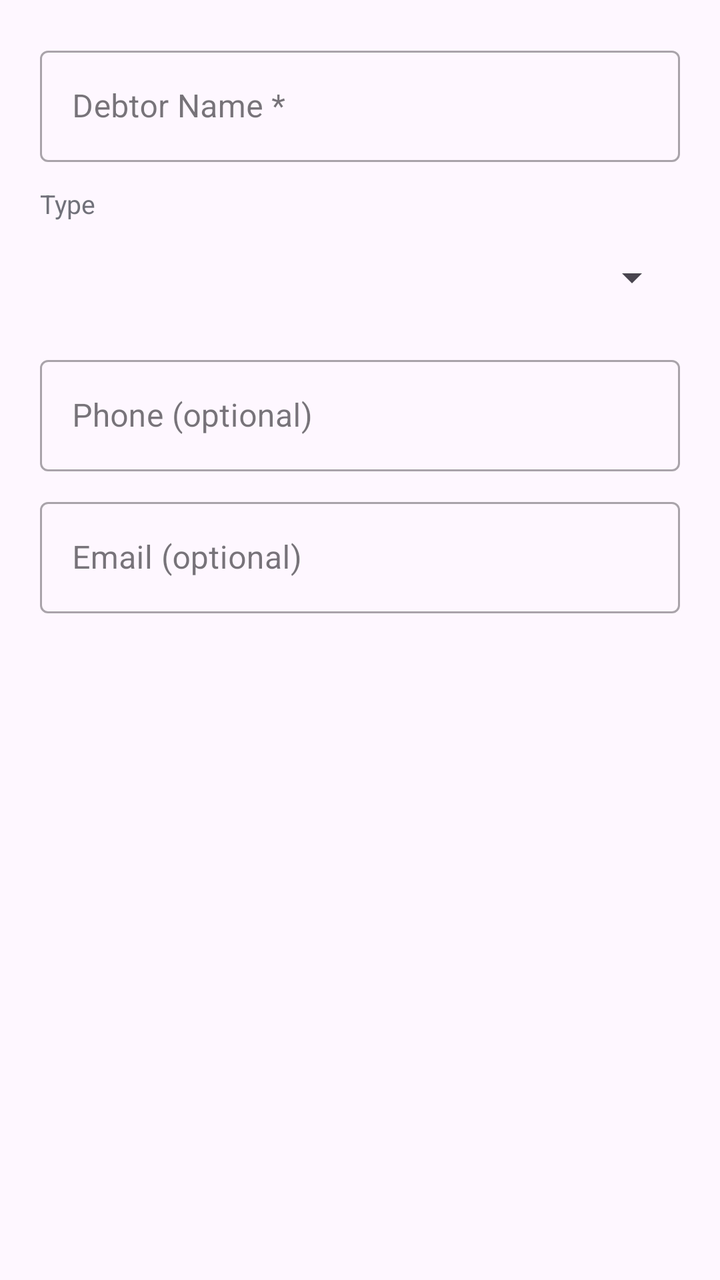
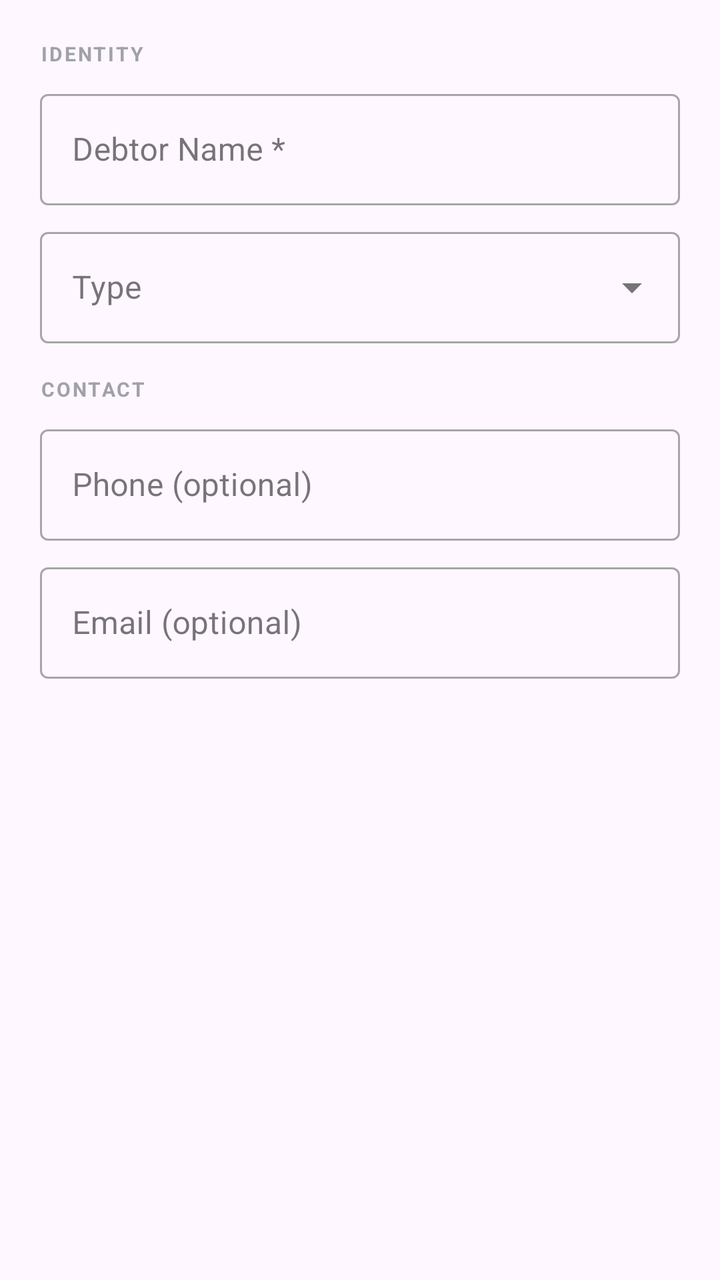

Compare the two renders of this Android layout. The source of the first and the diff that turns it into the second are given below.
<!-- AndroidManifest.xml: application theme Theme.LoanBuddy -->
<!-- res/layout/dialog_debtor_form.xml -->
<?xml version="1.0" encoding="utf-8"?>
<LinearLayout xmlns:android="http://schemas.android.com/apk/res/android"
    xmlns:app="http://schemas.android.com/apk/res-auto"
    android:layout_width="match_parent"
    android:layout_height="wrap_content"
    android:orientation="vertical"
    android:padding="20dp">

    <com.google.android.material.textfield.TextInputLayout
        android:layout_width="match_parent"
        android:layout_height="wrap_content"
        android:hint="Debtor Name *"
        style="@style/Widget.MaterialComponents.TextInputLayout.OutlinedBox">
        <com.google.android.material.textfield.TextInputEditText
            android:id="@+id/input_name"
            android:layout_width="match_parent"
            android:layout_height="wrap_content"
            android:inputType="textPersonName" />
    </com.google.android.material.textfield.TextInputLayout>

    <TextView
        android:layout_width="wrap_content"
        android:layout_height="wrap_content"
        android:layout_marginTop="12dp"
        android:text="Type"
        android:textColor="@color/zinc_500"
        android:textSize="13sp" />

    <Spinner
        android:id="@+id/spinner_type"
        android:layout_width="match_parent"
        android:layout_height="48dp"
        android:layout_marginTop="4dp" />

    <com.google.android.material.textfield.TextInputLayout
        android:layout_width="match_parent"
        android:layout_height="wrap_content"
        android:layout_marginTop="12dp"
        android:hint="Phone (optional)"
        style="@style/Widget.MaterialComponents.TextInputLayout.OutlinedBox">
        <com.google.android.material.textfield.TextInputEditText
            android:id="@+id/input_phone"
            android:layout_width="match_parent"
            android:layout_height="wrap_content"
            android:inputType="phone" />
    </com.google.android.material.textfield.TextInputLayout>

    <com.google.android.material.textfield.TextInputLayout
        android:layout_width="match_parent"
        android:layout_height="wrap_content"
        android:layout_marginTop="10dp"
        android:hint="Email (optional)"
        style="@style/Widget.MaterialComponents.TextInputLayout.OutlinedBox">
        <com.google.android.material.textfield.TextInputEditText
            android:id="@+id/input_email"
            android:layout_width="match_parent"
            android:layout_height="wrap_content"
            android:inputType="textEmailAddress" />
    </com.google.android.material.textfield.TextInputLayout>

</LinearLayout>
<!-- resources referenced by this layout -->
<resources>
  <color name="zinc_500">#71717A</color>
  <style name="Theme.LoanBuddy" parent="Base.Theme.LoanBuddy" />
  <style name="Base.Theme.LoanBuddy" parent="Theme.Material3.DayNight.NoActionBar" />
</resources>

<!-- the commit's change to res/layout/dialog_debtor_form.xml (unified diff, before → after) -->
@@ -1,14 +1,23 @@
 <?xml version="1.0" encoding="utf-8"?>
 <LinearLayout xmlns:android="http://schemas.android.com/apk/res/android"
-    xmlns:app="http://schemas.android.com/apk/res-auto"
     android:layout_width="match_parent"
     android:layout_height="wrap_content"
     android:orientation="vertical"
     android:padding="20dp">
 
+    <TextView
+        android:layout_width="wrap_content"
+        android:layout_height="wrap_content"
+        android:text="IDENTITY"
+        android:textColor="@color/zinc_400"
+        android:textSize="10sp"
+        android:textStyle="bold"
+        android:letterSpacing="0.1" />
+
     <com.google.android.material.textfield.TextInputLayout
         android:layout_width="match_parent"
         android:layout_height="wrap_content"
+        android:layout_marginTop="8dp"
         android:hint="Debtor Name *"
         style="@style/Widget.MaterialComponents.TextInputLayout.OutlinedBox">
         <com.google.android.material.textfield.TextInputEditText
@@ -18,24 +27,34 @@
             android:inputType="textPersonName" />
     </com.google.android.material.textfield.TextInputLayout>
 
+    <com.google.android.material.textfield.TextInputLayout
+        android:layout_width="match_parent"
+        android:layout_height="wrap_content"
+        android:layout_marginTop="8dp"
+        android:hint="Type"
+        style="@style/Widget.MaterialComponents.TextInputLayout.OutlinedBox.ExposedDropdownMenu">
+        <AutoCompleteTextView
+            android:id="@+id/dropdown_type"
+            android:layout_width="match_parent"
+            android:layout_height="wrap_content"
+            android:inputType="none"
+            android:focusable="false" />
+    </com.google.android.material.textfield.TextInputLayout>
+
     <TextView
         android:layout_width="wrap_content"
         android:layout_height="wrap_content"
-        android:layout_marginTop="12dp"
-        android:text="Type"
-        android:textColor="@color/zinc_500"
-        android:textSize="13sp" />
-
-    <Spinner
-        android:id="@+id/spinner_type"
-        android:layout_width="match_parent"
-        android:layout_height="48dp"
-        android:layout_marginTop="4dp" />
+        android:layout_marginTop="16dp"
+        android:text="CONTACT"
+        android:textColor="@color/zinc_400"
+        android:textSize="10sp"
+        android:textStyle="bold"
+        android:letterSpacing="0.1" />
 
     <com.google.android.material.textfield.TextInputLayout
         android:layout_width="match_parent"
         android:layout_height="wrap_content"
-        android:layout_marginTop="12dp"
+        android:layout_marginTop="8dp"
         android:hint="Phone (optional)"
         style="@style/Widget.MaterialComponents.TextInputLayout.OutlinedBox">
         <com.google.android.material.textfield.TextInputEditText
@@ -48,7 +67,7 @@
     <com.google.android.material.textfield.TextInputLayout
         android:layout_width="match_parent"
         android:layout_height="wrap_content"
-        android:layout_marginTop="10dp"
+        android:layout_marginTop="8dp"
         android:hint="Email (optional)"
         style="@style/Widget.MaterialComponents.TextInputLayout.OutlinedBox">
         <com.google.android.material.textfield.TextInputEditText
<!-- resource entries referenced after the edit -->
@@ -1,6 +1,6 @@
 <!-- resources referenced by this layout -->
 <resources>
-  <color name="zinc_500">#71717A</color>
+  <color name="zinc_400">#A1A1AA</color>
   <style name="Theme.LoanBuddy" parent="Base.Theme.LoanBuddy" />
   <style name="Base.Theme.LoanBuddy" parent="Theme.Material3.DayNight.NoActionBar" />
 </resources>
